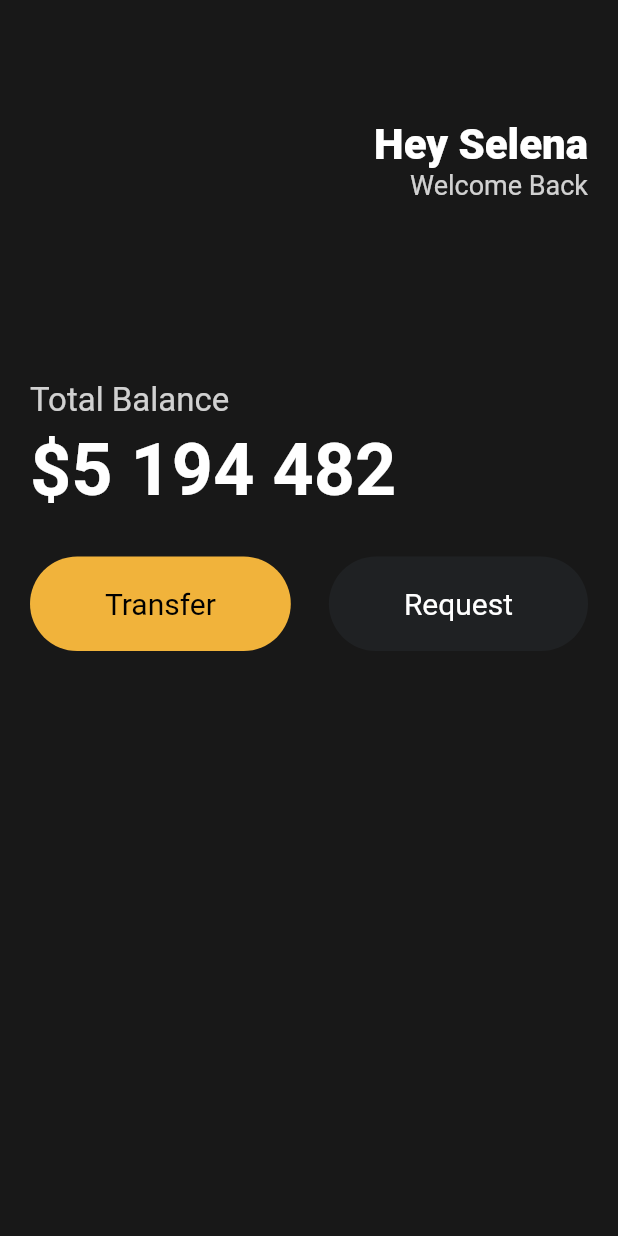
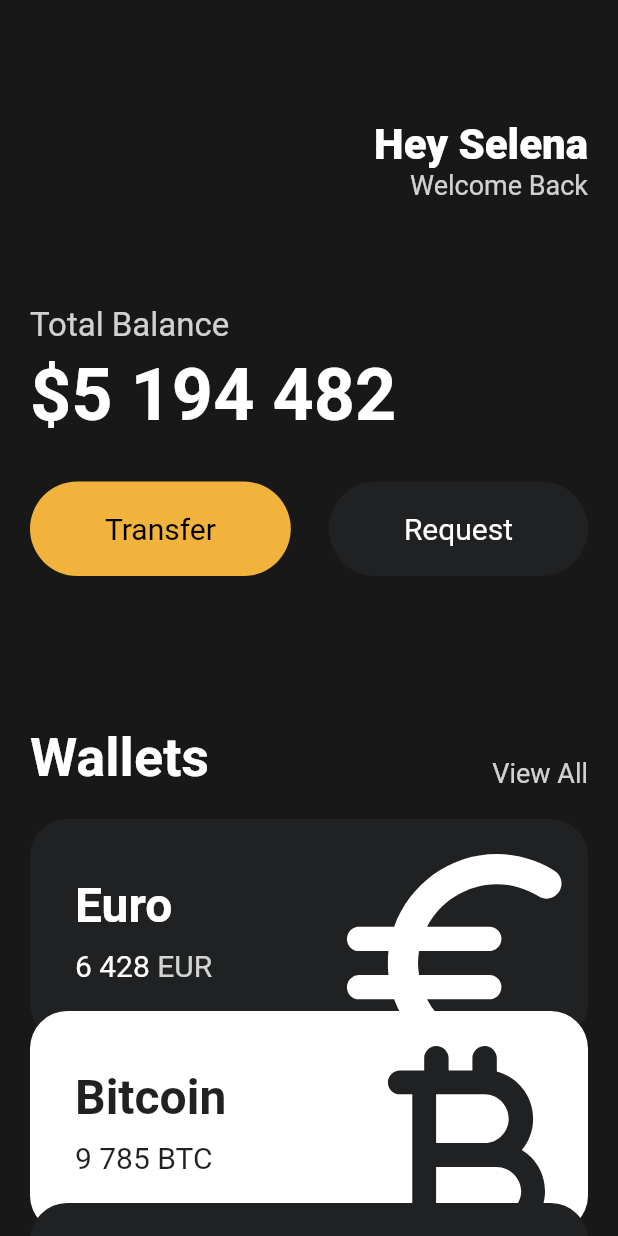
Before and after one commit to vigor-13/toonflix, a Flutter app: the screen it shows after launch, on a phone screen of 412 x 824 dp. Run offline on Flutter 3.47's test engine with Material 2 defaults, Android fonts, the phone set to English and light mode, and no system bars.

Commit message:
add curreny_card widget

```diff
--- a/lib/main.dart
+++ b/lib/main.dart
@@ -1,5 +1,6 @@
 import 'package:flutter/material.dart';
 import 'package:toonflix/widgets/button.dart';
+import 'package:toonflix/widgets/currency_card.dart';
 
 void main() {
   runApp(const App());
@@ -13,7 +14,8 @@ class App extends StatelessWidget {
     return MaterialApp(
       home: Scaffold(
           backgroundColor: const Color(0xFF181818),
-          body: Padding(
+          body: SingleChildScrollView(
+            child: Padding(
               padding: const EdgeInsets.symmetric(
                 horizontal: 20,
               ),
@@ -48,7 +50,7 @@ class App extends StatelessWidget {
                     ],
                   ),
                   const SizedBox(
-                  height: 120,
+                    height: 70,
                   ),
                   Text(
                     'Total Balance',
@@ -84,8 +86,59 @@ class App extends StatelessWidget {
                         textColor: Colors.white,
                       ),
                     ],
-                )
+                  ),
+                  const SizedBox(
+                    height: 100,
+                  ),
+                  Row(
+                    mainAxisAlignment: MainAxisAlignment.spaceBetween,
+                    crossAxisAlignment: CrossAxisAlignment.end,
+                    children: [
+                      const Text(
+                        'Wallets',
+                        style: TextStyle(
+                            color: Colors.white,
+                            fontSize: 36,
+                            fontWeight: FontWeight.w600),
+                      ),
+                      Text(
+                        'View All',
+                        style: TextStyle(
+                          color: Colors.white.withOpacity(0.8),
+                          fontSize: 18,
+                        ),
+                      ),
                     ],
+                  ),
+                  const SizedBox(
+                    height: 20,
+                  ),
+                  const CurrencyCard(
+                    name: 'Euro',
+                    code: 'EUR',
+                    amount: '6 428',
+                    icon: Icons.euro_rounded,
+                    isInverted: false,
+                    offset: Offset(0, 0),
+                  ),
+                  const CurrencyCard(
+                    name: 'Bitcoin',
+                    code: 'BTC',
+                    amount: '9 785',
+                    icon: Icons.currency_bitcoin_rounded,
+                    isInverted: true,
+                    offset: Offset(0, -20),
+                  ),
+                  const CurrencyCard(
+                    name: 'Dollar',
+                    code: 'USD',
+                    amount: '428',
+                    icon: Icons.attach_money_rounded,
+                    isInverted: false,
+                    offset: Offset(0, -40),
+                  ),
+                ],
+              ),
             ),
           )),
     );
--- /dev/null
+++ b/lib/widgets/currency_card.dart
@@ -0,0 +1,91 @@
+import 'package:flutter/material.dart';
+
+class CurrencyCard extends StatelessWidget {
+  final String name, code, amount;
+  final IconData icon;
+  final bool isInverted;
+  final Offset offset;
+
+  final _blackColor = const Color(0xFF1F2123);
+
+  const CurrencyCard({
+    super.key,
+    required this.name,
+    required this.code,
+    required this.amount,
+    required this.icon,
+    required this.isInverted,
+    required this.offset,
+  });
+
+  @override
+  Widget build(BuildContext context) {
+    return Transform.translate(
+      offset: offset,
+      child: Container(
+        clipBehavior: Clip.hardEdge,
+        decoration: BoxDecoration(
+          color: isInverted ? Colors.white : _blackColor,
+          borderRadius: BorderRadius.circular(25),
+        ),
+        child: Padding(
+          padding: const EdgeInsets.all(30),
+          child: Row(
+            mainAxisAlignment: MainAxisAlignment.spaceBetween,
+            children: [
+              Column(
+                crossAxisAlignment: CrossAxisAlignment.start,
+                children: [
+                  Text(
+                    name,
+                    style: TextStyle(
+                        color: isInverted ? _blackColor : Colors.white,
+                        fontSize: 32,
+                        fontWeight: FontWeight.w600),
+                  ),
+                  const SizedBox(
+                    height: 10,
+                  ),
+                  Row(
+                    children: [
+                      Text(
+                        amount,
+                        style: TextStyle(
+                          color: isInverted ? _blackColor : Colors.white,
+                          fontSize: 20,
+                        ),
+                      ),
+                      const SizedBox(
+                        width: 5,
+                      ),
+                      Text(
+                        code,
+                        style: TextStyle(
+                          color: isInverted
+                              ? _blackColor
+                              : Colors.white.withOpacity(0.8),
+                          fontSize: 20,
+                        ),
+                      ),
+                    ],
+                  ),
+                ],
+              ),
+              Transform.scale(
+                scale: 2.2,
+                child: Transform.translate(
+                  offset: const Offset(-5, 10),
+                  child: Icon(
+                    icon,
+                    color: isInverted ? _blackColor : Colors.white,
+                    size: 88,
+                  ),
+                ),
+              )
+            ],
+          ),
+        ),
+      ),
+    );
+  }
+}
```
Lines whose indentation alone changed are shown as unchanged.
